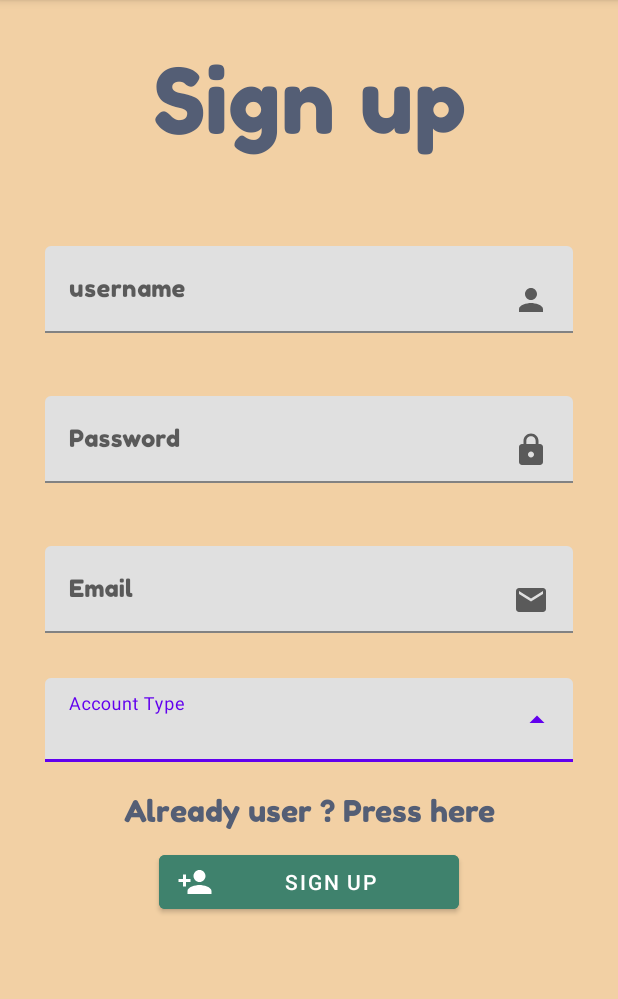
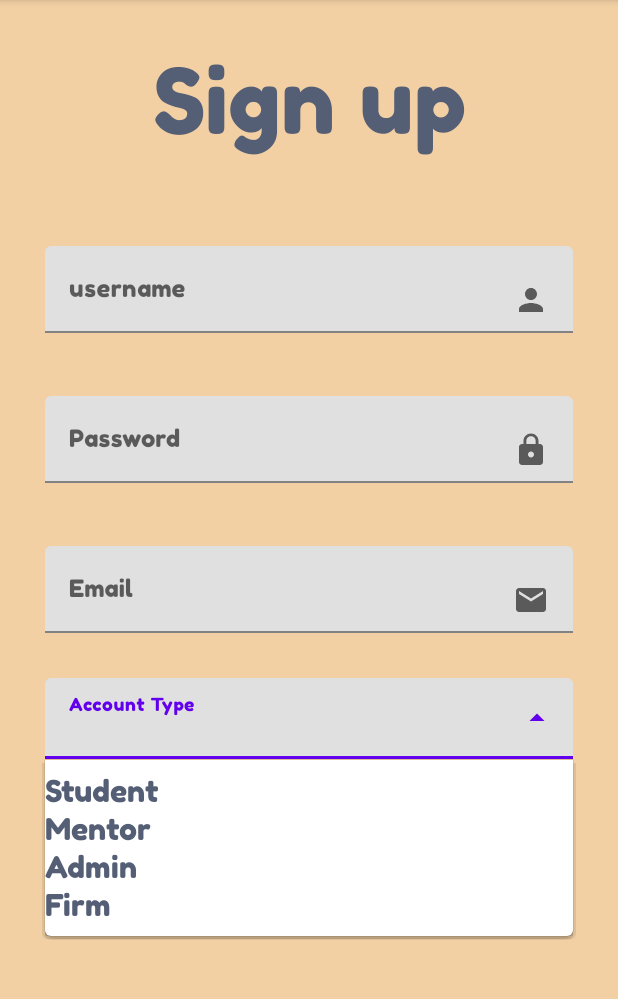
Before and after one commit to AndreiMirica19/InternshipApp, an Android app: the SignUp screen opened directly, with no data from a screen before it, after a tap on an icon or button, on a phone screen of 412 x 824 dp, the part 84-1083 px from its top. Run offline under Robolectric (Android 15) with nearby library versions, the phone set to English and light mode, and no system bars.

Commit message:
Added the sign-up functionality

```diff
--- a/app/src/main/java/com/example/internshipsignincontractapp/MainActivity.java
+++ b/app/src/main/java/com/example/internshipsignincontractapp/MainActivity.java
@@ -19,7 +19,7 @@ public class MainActivity extends AppCompatActivity {
     private Button logInButton;
     private Intent loginIntent;
     private Intent signUpIntent;
-    private DbConnector dbConnector;
+    public static  DbConnector dbConnector;
     private TextInputEditText username;
     private TextInputEditText password;
     @Override
--- a/app/src/main/java/com/example/internshipsignincontractapp/Model/DbConnector.java
+++ b/app/src/main/java/com/example/internshipsignincontractapp/Model/DbConnector.java
@@ -16,6 +16,7 @@ import com.google.firebase.firestore.QueryDocumentSnapshot;
 import com.google.firebase.firestore.QuerySnapshot;
 
 import java.util.ArrayList;
+import java.util.HashMap;
 import java.util.List;
 
 public class DbConnector {
@@ -45,6 +46,14 @@ public class DbConnector {
 
 
     }
+    public void addUser(Users user){
+        DocumentReference newUser = db.collection("Students").document();
+        HashMap <String,String>userMap = new HashMap();
+        userMap.put("name",user.name);
+        userMap.put("password",user.password);
+        userMap.put("email",user.email);
+        db.collection("Students").add(userMap);
+    }
     public Boolean credentialsValidator(String username,String password){
         for( Users u :UserList) {
             if (username.equals(u.getName()) && password.equals(u.getPassword())) {
--- a/app/src/main/java/com/example/internshipsignincontractapp/SignUp.java
+++ b/app/src/main/java/com/example/internshipsignincontractapp/SignUp.java
@@ -3,19 +3,47 @@ package com.example.internshipsignincontractapp;
 import android.content.Intent;
 import android.os.Bundle;
 import android.view.View;
+import android.widget.ArrayAdapter;
+import android.widget.AutoCompleteTextView;
 
 import androidx.annotation.Nullable;
 import androidx.appcompat.app.AppCompatActivity;
 
-public class SignUp extends AppCompatActivity {
+import com.example.internshipsignincontractapp.Model.DbConnector;
+import com.example.internshipsignincontractapp.Model.Users;
+import com.google.android.material.textfield.TextInputEditText;
+import com.google.android.material.textfield.TextInputLayout;
+
+import java.util.ArrayList;
+
+public class SignUp extends AppCompatActivity
+{
+    private TextInputEditText username;
+    private TextInputEditText password;
+    private TextInputEditText email;
+    TextInputLayout labelAccountType;
+    AutoCompleteTextView accountInput;
     @Override
     protected void onCreate(@Nullable Bundle savedInstanceState) {
         super.onCreate(savedInstanceState);
         setContentView(R.layout.sign_up);
+        labelAccountType = findViewById(R.id.menu);
+        accountInput = findViewById(R.id.acc_input);
+        ArrayList<String>options = new ArrayList<>();
+        options.add("Student");
+        options.add("Mentor");
+        options.add("Admin");
+        options.add("Firm");
+        ArrayAdapter<String> accountAdapter = new ArrayAdapter<>(getApplicationContext(), R.layout.account_type,options);
+        accountInput.setAdapter(accountAdapter);
     }
 
     public void alreadyUserBtnPressed(View view) {
         Intent intent = new Intent(this,MainActivity.class);
         startActivity(intent);
     }
+
+    public void SignUpPressed(View view) {
+        MainActivity.dbConnector.addUser(new Users("test","3","t"));
+    }
 }
--- /dev/null
+++ b/app/src/main/res/layout/account_type.xml
@@ -0,0 +1,9 @@
+<?xml version="1.0" encoding="utf-8"?>
+<TextView android:layout_width="match_parent"
+    android:fontFamily="@font/fredokaone_regular"
+    android:layout_height="wrap_content"
+    android:textColor="@color/text_Color"
+    android:id="@+id/email_input"
+
+    android:textSize="20sp"
+    xmlns:android="http://schemas.android.com/apk/res/android" />
--- a/app/src/main/res/layout/sign_up.xml
+++ b/app/src/main/res/layout/sign_up.xml
@@ -38,6 +38,7 @@
             android:layout_height="wrap_content"
             android:textColor="@color/text_Color"
             android:drawableEnd="@drawable/ic_username"
+            android:id="@+id/usernameInput"
             />
     </com.google.android.material.textfield.TextInputLayout>
     <com.google.android.material.textfield.TextInputLayout
@@ -59,6 +60,7 @@
             android:layout_height="wrap_content"
             android:textColor="@color/text_Color"
             android:drawableEnd="@drawable/ic_baseline_lock_24"
+            android:id="@+id/PasswordInput"
             />
     </com.google.android.material.textfield.TextInputLayout>
     <com.google.android.material.textfield.TextInputLayout
@@ -91,6 +93,7 @@
         android:id="@+id/signUp_btn"
         android:backgroundTint="@color/button_Color"
         android:text="@string/sign_up"
+        android:onClick="SignUpPressed"
         app:layout_constraintStart_toStartOf="parent"
         app:layout_constraintEnd_toEndOf="parent"
         app:layout_constraintTop_toBottomOf="@id/menu"
@@ -99,7 +102,7 @@
         />
     <com.google.android.material.textfield.TextInputLayout
         android:id="@+id/menu"
-
+        android:fontFamily="@font/fredokaone_regular"
        android:layout_marginTop="30dp"
         android:layout_marginLeft="30dp"
         android:layout_marginRight="30dp"
@@ -113,6 +116,8 @@
             android:layout_width="match_parent"
             android:layout_height="wrap_content"
             android:inputType="none"
+            android:fontFamily="@font/fredokaone_regular"
+            android:id="@+id/acc_input"
             />
 
     </com.google.android.material.textfield.TextInputLayout>
```
